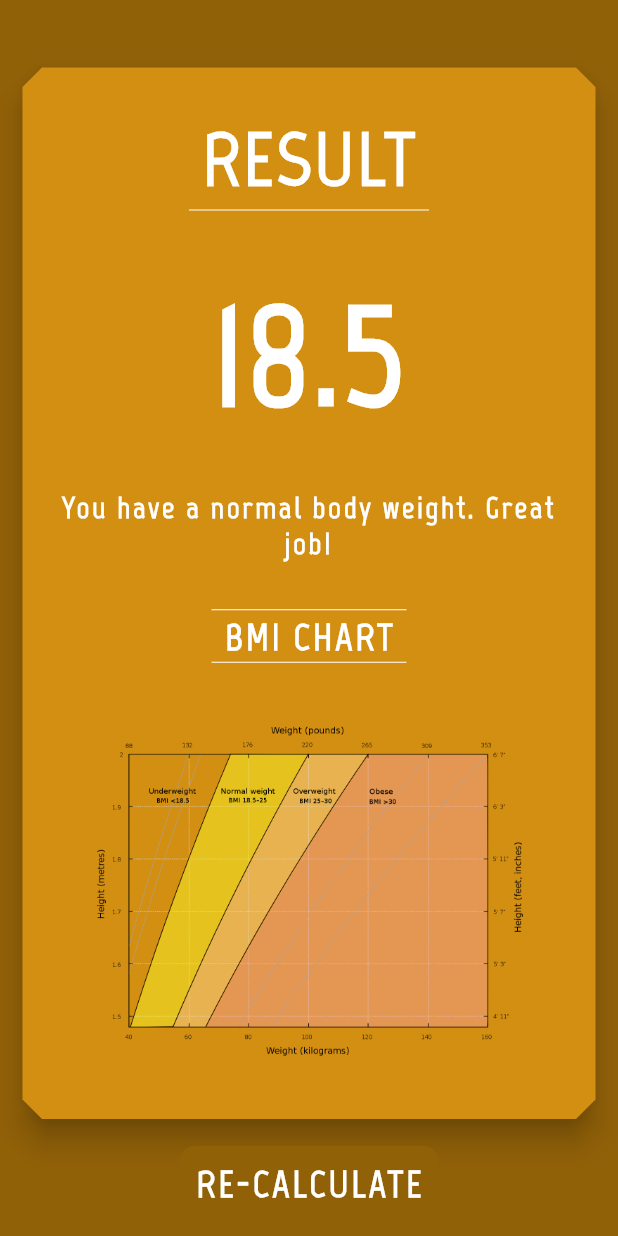
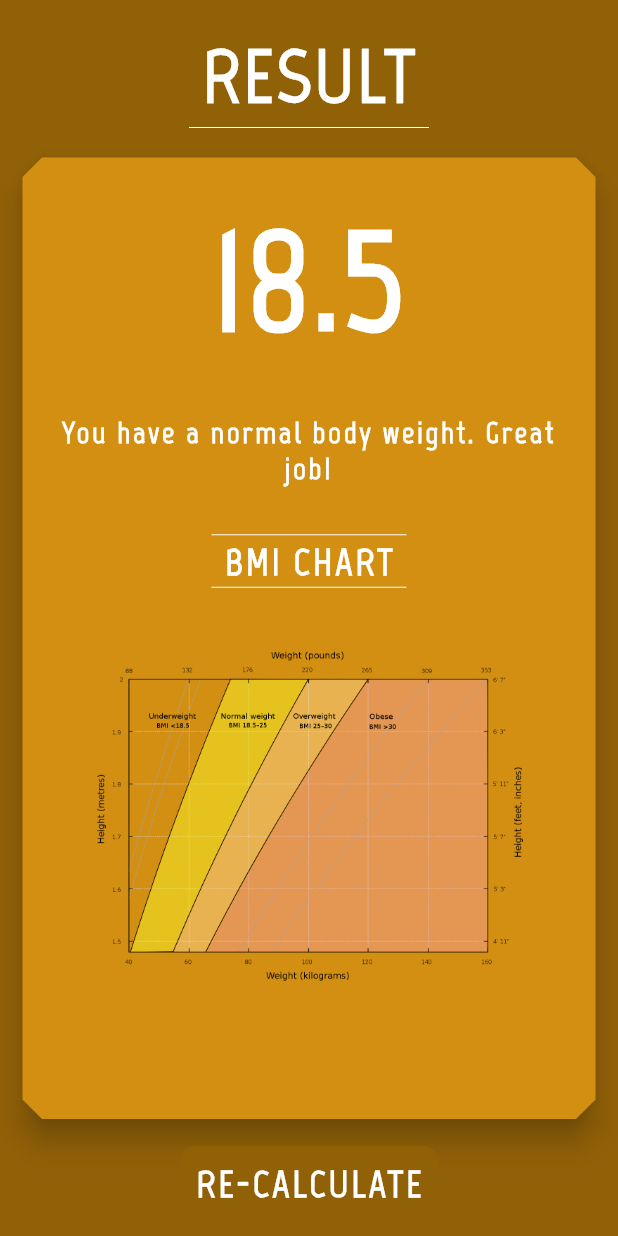
Before and after one commit to PritomShajed/Healthy-Recipes, a Flutter app: the BMICal screen opened directly, after a tap on "CALCULATE", on a phone screen of 412 x 824 dp. Run offline on Flutter 3.47's test engine with Material 2 defaults, Android fonts, the phone set to English and light mode, and no system bars; our stand-ins replace audioplayers, font_awesome_flutter, rflutter_alert; missing offline and left inert: fancy_drawer, flutter_gifimage.

Commit message:
food app update

```diff
--- a/lib/bmi_calculator.dart
+++ b/lib/bmi_calculator.dart
@@ -23,24 +23,23 @@ class _BMICalState extends State<BMICal> with TickerProviderStateMixin {
     WidgetsBinding.instance.addPostFrameCallback((_) {
       controller1.repeat(min: 0, max: 13, period: Duration(milliseconds: 1000));
     });
+    super.initState();
   }
 
   @override
   Widget build(BuildContext context) {
     return Scaffold(
       backgroundColor: HexColor('#916108'),
-      body: SingleChildScrollView(
+      body: SafeArea(
+        child: SingleChildScrollView(
           scrollDirection: Axis.vertical,
           child: Column(
             mainAxisAlignment: MainAxisAlignment.center,
             crossAxisAlignment: CrossAxisAlignment.center,
             children: <Widget>[
-            SizedBox(
-              height: 25,
-            ),
               Container(
-              width: 210,
-              height: 210,
+                width: 200,
+                height: 200,
                 child: GifImage(
                   image: AssetImage('images/bmi.gif'),
                   controller: controller1,
@@ -141,8 +140,8 @@ class _BMICalState extends State<BMICal> with TickerProviderStateMixin {
                                   overlayColor: Color(0x29916108),
                                   thumbShape: RoundSliderThumbShape(
                                       enabledThumbRadius: 15),
-                                overlayShape:
-                                    RoundSliderOverlayShape(overlayRadius: 30)),
+                                  overlayShape: RoundSliderOverlayShape(
+                                      overlayRadius: 30)),
                               child: Slider(
                                   value: weight.toDouble(),
                                   min: 10.0,
@@ -192,6 +191,7 @@ class _BMICalState extends State<BMICal> with TickerProviderStateMixin {
             ],
           ),
         ),
+      ),
     );
   }
 }
--- a/lib/bmi_result.dart
+++ b/lib/bmi_result.dart
@@ -19,25 +19,13 @@ class _BMIResultState extends State<BMIResult> with TickerProviderStateMixin {
   Widget build(BuildContext context) {
     return Scaffold(
       backgroundColor: HexColor('#916108'),
-      body: Column(
-        mainAxisAlignment: MainAxisAlignment.spaceEvenly,
-        crossAxisAlignment: CrossAxisAlignment.center,
-        children: <Widget>[
-          Expanded(
-            flex: 5,
-            child: Container(
-              width: double.infinity,
-              padding: EdgeInsets.only(top: 30),
-              child: BmiCard(
-                colour: kAllColor,
-                cardchild: SingleChildScrollView(
-                  scrollDirection: Axis.vertical,
+      body: SafeArea(
         child: Column(
           mainAxisAlignment: MainAxisAlignment.spaceEvenly,
           crossAxisAlignment: CrossAxisAlignment.center,
           children: <Widget>[
             SizedBox(
-                        height: 30,
+              height: 20,
             ),
             Text(
               'RESULT',
@@ -50,8 +38,20 @@ class _BMIResultState extends State<BMIResult> with TickerProviderStateMixin {
                 color: Colors.white,
               ),
             ),
+            Expanded(
+              flex: 5,
+              child: Container(
+                width: double.infinity,
+                child: BmiCard(
+                  colour: kAllColor,
+                  cardchild: SingleChildScrollView(
+                    scrollDirection: Axis.vertical,
+                    child: Column(
+                      mainAxisAlignment: MainAxisAlignment.spaceEvenly,
+                      crossAxisAlignment: CrossAxisAlignment.center,
+                      children: <Widget>[
                         SizedBox(
-                        height: 30,
+                          height: 20,
                         ),
                         Text(
                           widget.getMark,
@@ -129,6 +129,7 @@ class _BMIResultState extends State<BMIResult> with TickerProviderStateMixin {
             ),
           ],
         ),
+      ),
     );
   }
 }
--- a/lib/main.dart
+++ b/lib/main.dart
@@ -3,6 +3,7 @@ import './splash_screen.dart';
 
 void main() {
   runApp(MaterialApp(
+    theme: ThemeData(primaryColor: Color(0xFFd38f12)),
     home: SplashScreen(),
   ));
 }
--- a/lib/quiz_all.dart
+++ b/lib/quiz_all.dart
@@ -13,7 +13,7 @@ class AllQuiz {
     Question(q: 'Sleep at least 7hours daily.'),
     Question(q: 'Brush your teeth with coconut oil. Coconut oil boasts both antibacterial and whitening properties while being free from the chemicals, foaming agents, and artificial flavors found in most commercial toothpastes.'),
     Question(q: 'Don\'t sit still. Your body is designed for movement and can be manipulated into countless positions.'),
-    Question(q: 'Loot into the distance. When you look near, the ciliary muscles in your eyes contract and stay that way. Eventually those muscles tire, triggering eyestrain and headaches.'),
+    Question(q: 'Look into the distance. When you look near, the ciliary muscles in your eyes contract and stay that way. Eventually those muscles tire, triggering eyestrain and headaches.'),
     Question(q: 'Drink coffee. Coffee is good for health. But only the black coffee! Forget the milk, whip, caramel sauce, and sugar. To reap health benefits, drink 3 to 5 cups of black coffee daily.'),
     Question(q: 'Drink lemon water. Lemons have all sorts of wonderful vitamins, nutrients and antioxidants that can boost energy, reduce inflammation, improve your immune system, clear up your skin, and aid in digestion.'),
   ];
--- a/pubspec.yaml
+++ b/pubspec.yaml
@@ -30,6 +30,8 @@ dependencies:
   audioplayers: ^0.15.1
   fancy_drawer: ^1.0.0
   font_awesome_flutter: ^8.4.0
+  hidden_drawer_menu: ^2.0.1
+  foldable_sidebar: ^1.0.0
 
   # The following adds the Cupertino Icons font to your application.
   # Use with the CupertinoIcons class for iOS style icons.
```
Also changed, not shown: lib/about_app.dart (+7 -3 lines), lib/const.dart (+7 -0 lines), lib/dev_info.dart (+6 -2 lines), lib/home.dart (+17 -7 lines), lib/quiz_section.dart (+6 -1 lines), lib/splash_screen.dart (+10 -6 lines), pubspec.lock. Lines whose indentation alone changed are shown as unchanged.
